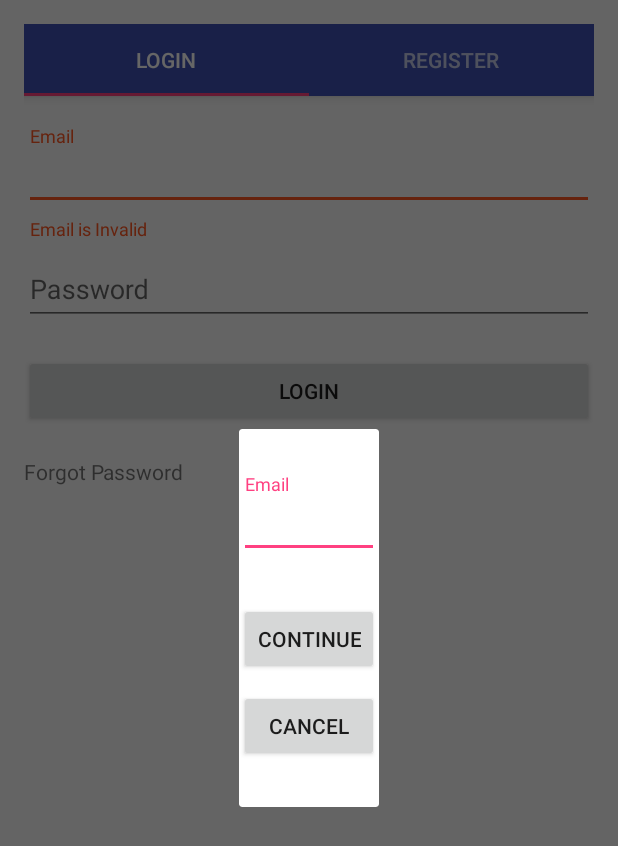
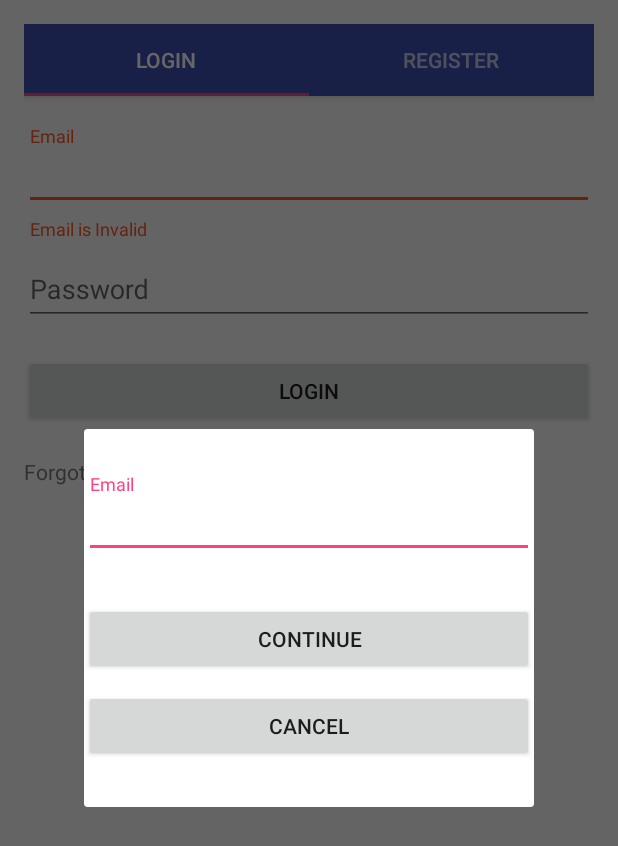
Before and after one commit to ZTGeng/NewGuideMe, an Android app: the screen it shows after launch (WelcomeActivity), after a tap on "Forgot Password", on a phone screen of 412 x 824 dp. Shown: the top 846 px of the screen. Run offline under Robolectric (Android 15) with nearby library versions, the phone set to English and light mode, and no system bars; 1 other tap on this screen came first.

Commit message:
Add dialog width

```diff
--- a/app/src/main/res/layout/reset_pass_init.xml
+++ b/app/src/main/res/layout/reset_pass_init.xml
@@ -1,10 +1,10 @@
 <?xml version="1.0" encoding="utf-8"?>
-
-<android.support.v7.widget.LinearLayoutCompat xmlns:android="http://schemas.android.com/apk/res/android"
+<android.support.v7.widget.LinearLayoutCompat
+    xmlns:android="http://schemas.android.com/apk/res/android"
     android:orientation="vertical"
-    android:layout_width="match_parent"
-    android:layout_gravity="center"
-    android:layout_height="match_parent">
+    android:layout_width="@dimen/dialog_width"
+    android:layout_height="match_parent"
+    android:layout_gravity="center">
 
     <android.support.design.widget.TextInputLayout
         android:id="@+id/reset_email_inputlayout"
--- a/app/src/main/res/values/dimens.xml
+++ b/app/src/main/res/values/dimens.xml
@@ -8,4 +8,5 @@
     <dimen name="space_3x">30dp</dimen>
     <dimen name="space_4x">40dp</dimen>
     <dimen name="space_5x">50dp</dimen>
+    <dimen name="dialog_width">300dp</dimen>
 </resources>
```
Also changed, not shown: app/src/main/res/layout/reset_pass_code.xml (+5 -4 lines).
